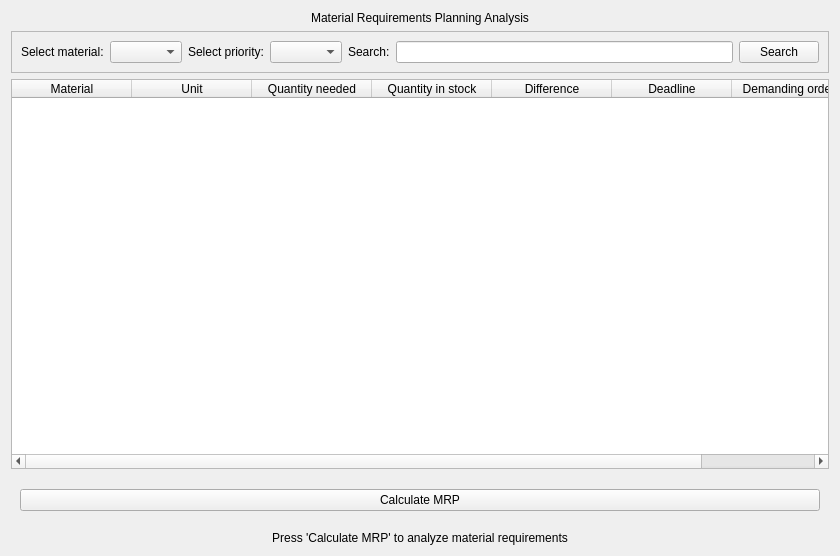
Old version of the form ui/MRPView.ui in the repository MagdaOleksandrTeam/ProductionPlanner.
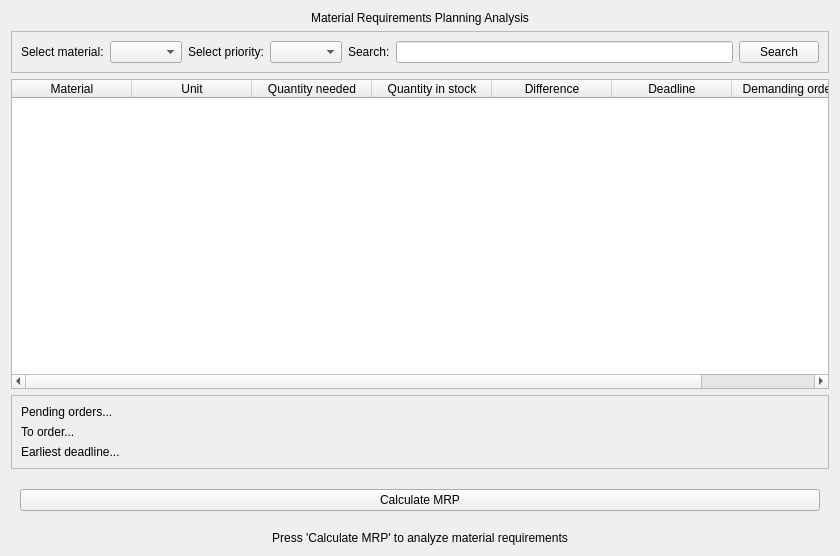
New version of the form. Icons and pictures are not drawn.

Commit message:
MRP: Improve table difference display and update summary labels
- Changed Difference column to show status (Shortage / Surplus / OK) instead of raw number
- Added tooltips with quantity details for each material
- Updated summary labels: pending orders, materials to order, and earliest deadline

Patch:
```diff
--- a/ui/MRPView.ui
+++ b/ui/MRPView.ui
@@ -137,6 +137,42 @@
      </column>
     </widget>
    </item>
+   <item>
+    <widget class="QFrame" name="frame_info">
+     <property name="styleSheet">
+      <string notr="true"/>
+     </property>
+     <property name="frameShape">
+      <enum>QFrame::Shape::StyledPanel</enum>
+     </property>
+     <property name="frameShadow">
+      <enum>QFrame::Shadow::Raised</enum>
+     </property>
+     <layout class="QVBoxLayout" name="verticalLayout_2">
+      <item>
+       <widget class="QLabel" name="lbl_pending_orders">
+        <property name="text">
+         <string>Pending orders...</string>
+        </property>
+       </widget>
+      </item>
+      <item>
+       <widget class="QLabel" name="lbl_to_order">
+        <property name="text">
+         <string>To order...</string>
+        </property>
+       </widget>
+      </item>
+      <item>
+       <widget class="QLabel" name="lbl_earliest_deadline">
+        <property name="text">
+         <string>Earliest deadline...</string>
+        </property>
+       </widget>
+      </item>
+     </layout>
+    </widget>
+   </item>
    <item>
     <widget class="QWidget" name="widget" native="true">
      <property name="minimumSize">
```
The commit also changes 2 other files.
